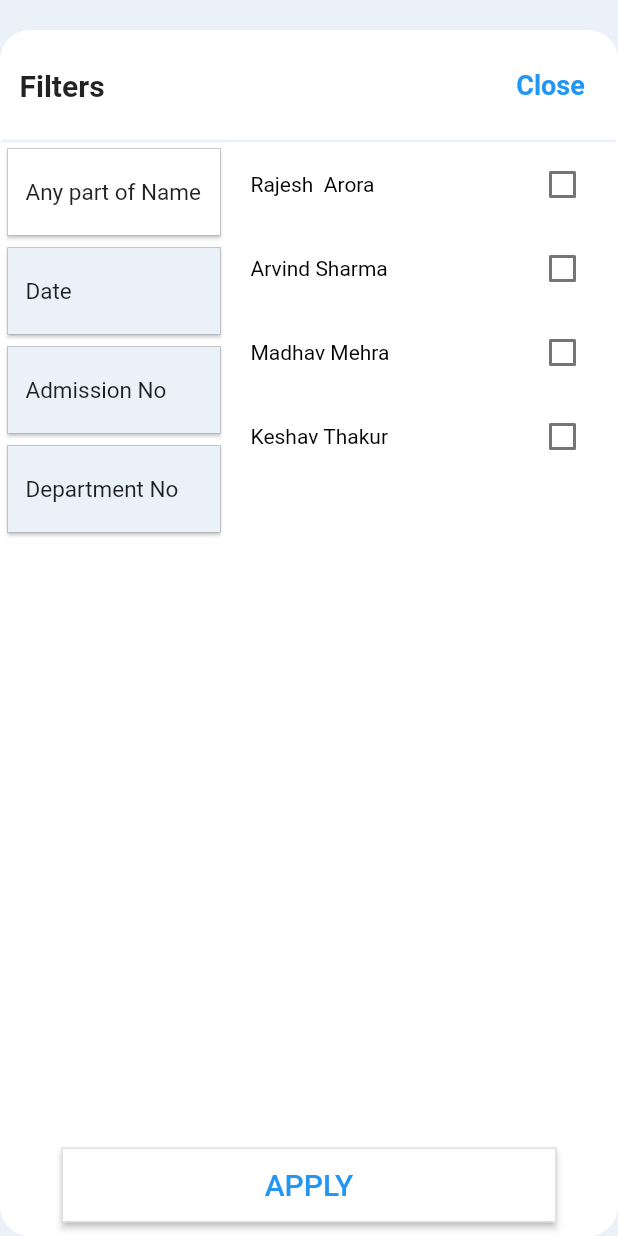
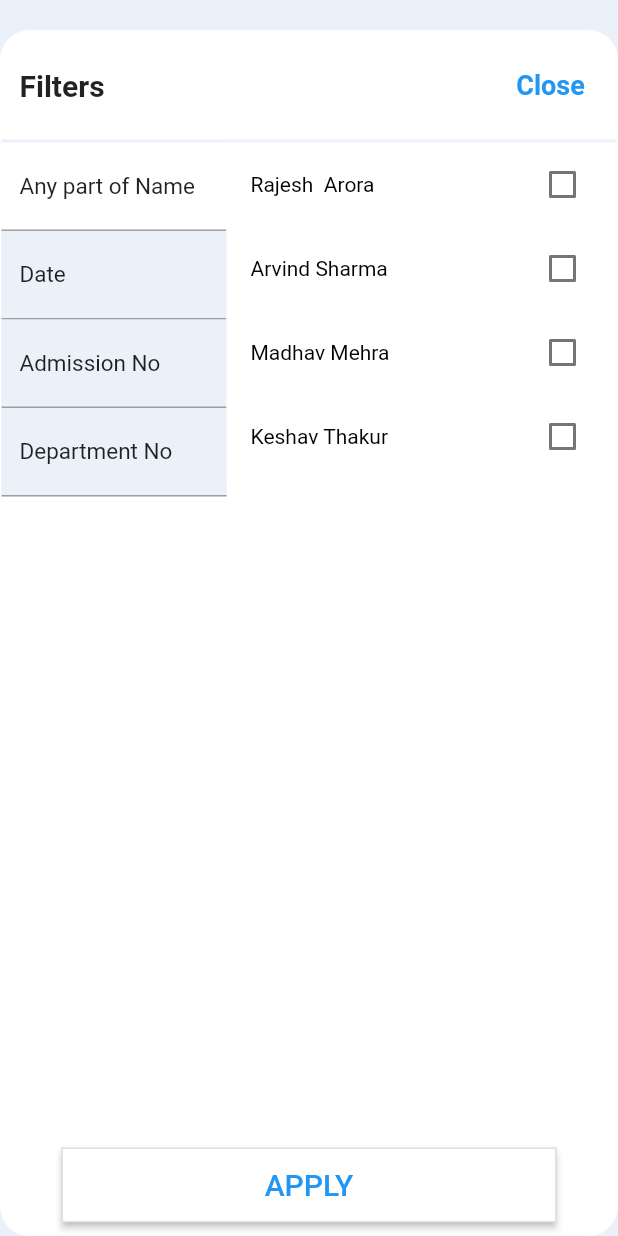
Before and after one commit to patnaapp/ipd_getx_project_backup, a Flutter app: the FiltersView screen opened by its route, on a phone screen of 412 x 824 dp. Run offline on Flutter 3.47's test engine with Material 2 defaults, Android fonts, the phone set to English and light mode, and no system bars; our stand-ins replace fl_chart, get; missing offline and left inert: barcode_scan_fix.

Commit message:
modification in filter

```diff
--- a/lib/app/modules/filters/controllers/filters_controller.dart
+++ b/lib/app/modules/filters/controllers/filters_controller.dart
@@ -12,18 +12,14 @@ class FiltersController extends GetxController {
   int catIndex = 0;
 
   buildListItem(Category item, BuildContext context, int index) {
-    return Card(
-      shape: RoundedRectangleBorder(
-        borderRadius: BorderRadius.circular(0), // if you need this
-        side: BorderSide(
-          color: Colors.black.withOpacity(0.2),
-          width: 0,
-        ),
-      ),
-      child: Container(
+    return Container(
         padding: EdgeInsets.fromLTRB(12, 20, 8, 20),
         decoration: BoxDecoration(
-            color: catIndex == index ? Colors.white : Color(0xffeaf1f9)),
+            color: catIndex == index ? Colors.white : Color(0xffeaf1f9),
+          border: Border(
+            //top: BorderSide(width: 16.0, color: Colors.lightBlue.shade600),
+            bottom: BorderSide(width: 1.0, color: Colors.grey),
+          ),),
         child: GestureDetector(
           onTap: () {
             catIndex = index;
@@ -35,8 +31,8 @@ class FiltersController extends GetxController {
                 fontSize: 15,
               )),
         ),
-      ),
-    );
+      );
+
   }
 
   buildSubListItem(SubCat item, BuildContext context, int index) {
--- a/lib/app/modules/filters/views/filters_view.dart
+++ b/lib/app/modules/filters/views/filters_view.dart
@@ -61,8 +61,11 @@ class FiltersView extends GetView<FiltersController> {
                 crossAxisAlignment: CrossAxisAlignment.start,
                 mainAxisSize: MainAxisSize.max,
                 children: [
-                  SizedBox(
+                  Container(
                     width: 150,
+                    decoration: new BoxDecoration(
+                        color: Color(0xffeaf1f9)
+                    ),
                     child: GetBuilder<FiltersController>(
                       builder: (_) =>
                           ListView.builder(
--- a/lib/app/modules/treatmentDashboard/views/treatment_dashboard_view.dart
+++ b/lib/app/modules/treatmentDashboard/views/treatment_dashboard_view.dart
@@ -26,11 +26,12 @@ class TreatmentDashboardView extends GetView<TreatmentDashboardController> {
                     ),
             ),
             bottomNavigationBar: Container(
+              padding: EdgeInsets.only(bottom: 10),
                 decoration: BoxDecoration(
                   borderRadius:  BorderRadius.circular(30),
                   boxShadow: [
                     BoxShadow(
-                        color: Colors.black, spreadRadius: 0, blurRadius: 10),
+                        color: Colors.white, spreadRadius: 0, blurRadius: 10),
                   ],
                 ),
                 child: ClipRRect(
@@ -46,7 +47,7 @@ class TreatmentDashboardView extends GetView<TreatmentDashboardController> {
                     showSelectedLabels: true,
                     showUnselectedLabels: true,
                     type: BottomNavigationBarType.fixed,
-                    elevation: 10,
+                    elevation: 0,
                     items: [
                       BottomNavigationBarItem(
                         icon: ImageIcon(
```
